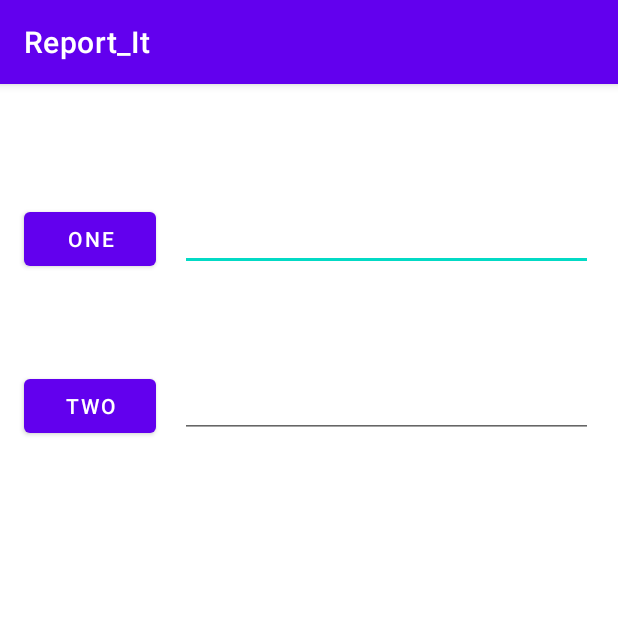
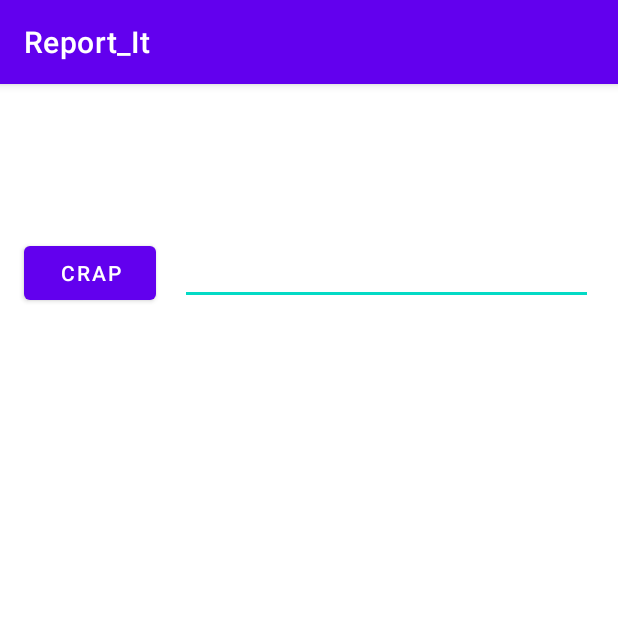
Before and after one commit to scotty9000/FixedEmail, an Android app: the screen it shows after launch (MainActivity), on a phone screen of 412 x 824 dp, the top half of it. Run offline under Robolectric (Android 15) with nearby library versions, the phone set to English and light mode, and no system bars.

Commit message:
single button does both intents

```diff
--- a/app/src/main/java/com/example/report_it/MainActivity.kt
+++ b/app/src/main/java/com/example/report_it/MainActivity.kt
@@ -25,8 +25,6 @@ import java.util.*
 
 class MainActivity : AppCompatActivity() {
 
-    lateinit var button1 : Button
-
     private lateinit var photoImageView : ImageView
     private lateinit var button2 : Button
 
@@ -38,26 +36,26 @@ class MainActivity : AppCompatActivity() {
         super.onCreate(savedInstanceState)
         setContentView(R.layout.activity_main)
 
-        button1 = findViewById(R.id.button1)
         button2 = findViewById(R.id.button2)
 
         photoImageView = findViewById(R.id.photoImageView)
 
-        button1.setOnClickListener {
-//            val emailIntent = Intent(Intent.ACTION_SENDTO,
-//            Uri.fromParts("mailto", "scotty9000@gmail.com", null))
+//        button1.setOnClickListener {
+////            val emailIntent = Intent(Intent.ACTION_SENDTO,
+////            Uri.fromParts("mailto", "scotty9000@gmail.com", null))
+////            startActivity(Intent.createChooser(emailIntent, "Send email..."))
+//            val emailIntent = Intent(Intent.ACTION_SEND)
+//            emailIntent.type = "message/rfc822"
+//            val to = arrayOf("scotty9000@gmail.com")
+//            emailIntent.putExtra(Intent.EXTRA_EMAIL, to)
+//            emailIntent.addFlags(Intent.FLAG_GRANT_READ_URI_PERMISSION)
+//            emailIntent.addFlags(Intent.FLAG_GRANT_WRITE_URI_PERMISSION)
+//            emailIntent.putExtra(Intent.EXTRA_STREAM, uriForImage)
+//            emailIntent.putExtra(Intent.EXTRA_SUBJECT, "DogShit")
+//            emailIntent.putExtra(Intent.EXTRA_TEXT, "attached photo has location embedded")
 //            startActivity(Intent.createChooser(emailIntent, "Send email..."))
-            val emailIntent = Intent(Intent.ACTION_SEND)
-            emailIntent.type = "message/rfc822"
-            val to = arrayOf("scotty9000@gmail.com")
-            emailIntent.putExtra(Intent.EXTRA_EMAIL, to)
-            emailIntent.addFlags(Intent.FLAG_GRANT_READ_URI_PERMISSION)
-            emailIntent.addFlags(Intent.FLAG_GRANT_WRITE_URI_PERMISSION)
-            emailIntent.putExtra(Intent.EXTRA_STREAM, uriForImage)
-            emailIntent.putExtra(Intent.EXTRA_SUBJECT, "DogShit")
-            emailIntent.putExtra(Intent.EXTRA_TEXT, "attached photo has location embedded")
-            startActivity(Intent.createChooser(emailIntent, "Send email..."))
-        }
+//        }
+
 
         button2.setOnClickListener {
             try {
@@ -81,6 +79,7 @@ class MainActivity : AppCompatActivity() {
         if(result.resultCode == Activity.RESULT_OK) {
             Toast.makeText(this, "result is ok", Toast.LENGTH_LONG).show()
             photoImageView.setImageBitmap(setScaledBitmap())
+            sendEmail()
             }
         }
 
@@ -113,4 +112,20 @@ class MainActivity : AppCompatActivity() {
 
         return BitmapFactory.decodeFile(imageFilePath, bmOptions)
     }
+
+    private fun sendEmail() {
+//            val emailIntent = Intent(Intent.ACTION_SENDTO,
+//            Uri.fromParts("mailto", "scotty9000@gmail.com", null))
+//            startActivity(Intent.createChooser(emailIntent, "Send email..."))
+        val emailIntent = Intent(Intent.ACTION_SEND)
+        emailIntent.type = "message/rfc822"
+        val to = arrayOf("scotty9000@gmail.com")
+        emailIntent.putExtra(Intent.EXTRA_EMAIL, to)
+        emailIntent.addFlags(Intent.FLAG_GRANT_READ_URI_PERMISSION)
+        emailIntent.addFlags(Intent.FLAG_GRANT_WRITE_URI_PERMISSION)
+        emailIntent.putExtra(Intent.EXTRA_STREAM, uriForImage)
+        emailIntent.putExtra(Intent.EXTRA_SUBJECT, "DogShit")
+        emailIntent.putExtra(Intent.EXTRA_TEXT, "attached photo has location embedded")
+        startActivity(Intent.createChooser(emailIntent, "Send email..."))
+    }
 }
--- a/app/src/main/res/layout/activity_main.xml
+++ b/app/src/main/res/layout/activity_main.xml
@@ -9,7 +9,7 @@
     <ImageView
         android:id="@+id/photoImageView"
         android:layout_width="300dp"
-        android:layout_height="450dp"
+        android:layout_height="500dp"
         android:layout_margin="16dp"
         android:layout_marginBottom="16dp"
         android:contentDescription="image"
@@ -18,38 +18,14 @@
         app:layout_constraintStart_toStartOf="parent" />
 
     <Button
-        android:id="@+id/button1"
-        android:layout_width="wrap_content"
-        android:layout_height="wrap_content"
-        android:layout_marginStart="16dp"
-        android:layout_marginTop="16dp"
-        android:text="ONE"
-        app:layout_constraintBottom_toTopOf="@+id/button2"
-        app:layout_constraintStart_toStartOf="parent"
-        app:layout_constraintTop_toTopOf="parent" />
-
-    <Button
         android:id="@+id/button2"
         android:layout_width="wrap_content"
         android:layout_height="wrap_content"
         android:layout_marginStart="16dp"
-        android:text="TWO"
+        android:text="CRAP"
         app:layout_constraintBottom_toTopOf="@+id/photoImageView"
         app:layout_constraintStart_toStartOf="parent"
-        app:layout_constraintTop_toBottomOf="@+id/button1" />
-
-    <EditText
-        android:id="@+id/editTextEmail1"
-        android:layout_width="275dp"
-        android:layout_height="wrap_content"
-        android:layout_marginStart="16dp"
-        android:layout_marginEnd="16dp"
-        android:ems="10"
-        android:inputType="textEmailAddress"
-        app:layout_constraintEnd_toEndOf="parent"
-        app:layout_constraintHorizontal_bias="0.0"
-        app:layout_constraintStart_toEndOf="@+id/button1"
-        app:layout_constraintTop_toTopOf="@+id/button1" />
+        app:layout_constraintTop_toTopOf="parent" />
 
     <EditText
         android:id="@+id/editTextEmail2"
```
